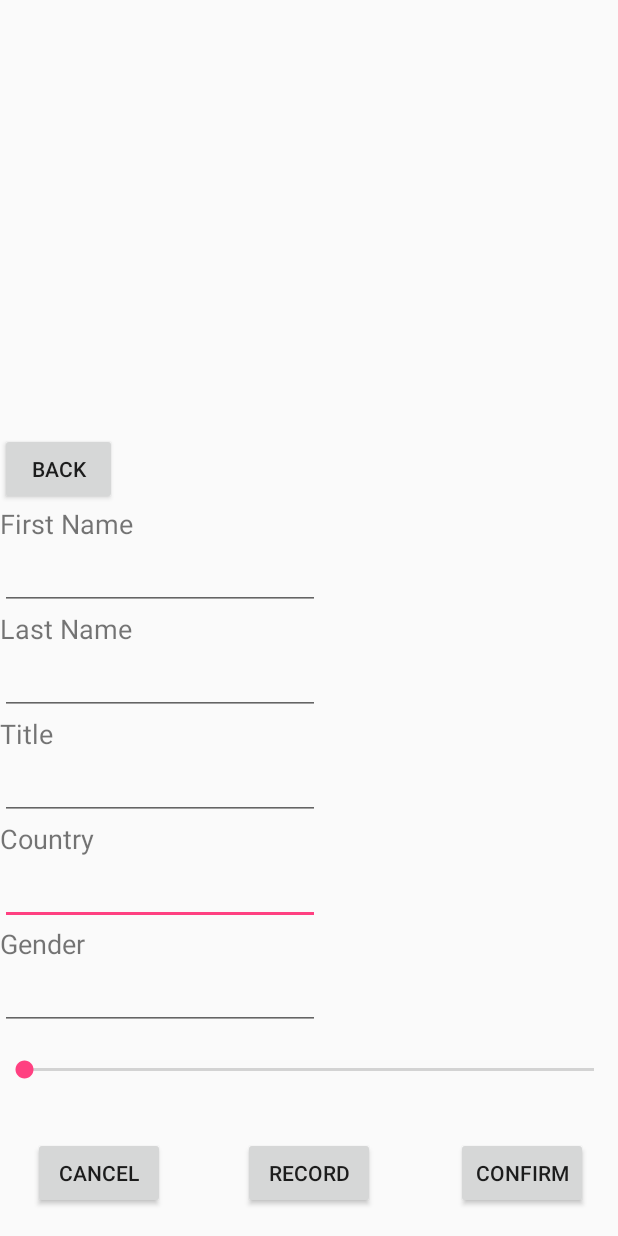
After one commit to niklaskhf/prono, an Android app: the layout contact_editor.xml on its own in the app's theme, with its tools: preview values and no code run, on a phone screen of 412 x 824 dp. The commit adds this screen. Run offline under Robolectric (Android 15) with nearby library versions, the light colour scheme and no system bars.

Commit message:
edited Home layout, added Settings Layout(not complete), added info_view_layout, added brief favorite_contacts_layout, added contact_viewer_layout, added contact_editor_layout

```diff
--- a/app/src/main/java/com/team16/sopra/sopra16team16/Item.java
+++ b/app/src/main/java/com/team16/sopra/sopra16team16/Item.java
@@ -10,13 +10,15 @@ public class Item {
     private String lastName;
     private String title;
     private String country;
+    private String gender;
 
 
-    public Item(String f, String l, String t, String c) {
+    public Item(String f, String l, String t, String c, String g) {
         this.firstName = f;
         this.lastName = l;
         this.title = t;
         this.country = c;
+        this.gender = g;
     }
 
 
@@ -35,4 +37,6 @@ public class Item {
     public String getCountry() {
         return country;
     }
+
+    public String getGender() { return gender;}
 }
--- a/app/src/main/java/com/team16/sopra/sopra16team16/ListAdapter.java
+++ b/app/src/main/java/com/team16/sopra/sopra16team16/ListAdapter.java
@@ -42,6 +42,7 @@ public class ListAdapter extends ArrayAdapter<Item> {
             TextView tt2 = (TextView) v.findViewById(R.id.list_lastname);
             TextView tt3 = (TextView) v.findViewById(R.id.list_title);
             TextView tt4 = (TextView) v.findViewById(R.id.list_country);
+            TextView tt5 = (TextView) v.findViewById(R.id.list_gender);
 
             if (tt1 != null) {
                 tt1.setText(p.getFirstName());
@@ -58,6 +59,10 @@ public class ListAdapter extends ArrayAdapter<Item> {
             if (tt4 != null) {
                 tt4.setText(p.getCountry());
             }
+
+            if (tt5 != null) {
+                tt2.setText(p.getGender());
+            }
         }
         return v;
     }
--- /dev/null
+++ b/app/src/main/res/layout/contact_editor.xml
@@ -0,0 +1,148 @@
+<?xml version="1.0" encoding="utf-8"?>
+<RelativeLayout xmlns:android="http://schemas.android.com/apk/res/android"
+    android:orientation="vertical" android:layout_width="match_parent"
+    android:layout_height="match_parent"
+    android:weightSum="1">
+
+    <Button
+        android:text="Confirm"
+        android:layout_width="wrap_content"
+        android:layout_height="wrap_content"
+        android:id="@+id/confirm_edit_button"
+        android:layout_weight="0.06"
+        android:layout_gravity="right"
+        android:layout_marginBottom="18dp"
+        android:layout_alignParentBottom="true"
+        android:layout_alignParentEnd="true"
+        android:layout_marginEnd="20dp" />
+
+    <Button
+        android:text="Record"
+        android:layout_width="wrap_content"
+        android:layout_height="wrap_content"
+        android:id="@+id/record_button"
+        android:layout_weight="0.06"
+        android:layout_gravity="center"
+        android:layout_alignBaseline="@+id/confirm_edit_button"
+        android:layout_alignBottom="@+id/confirm_edit_button"
+        android:layout_centerHorizontal="true" />
+
+    <Button
+        android:text="Cancel"
+        android:layout_width="wrap_content"
+        android:layout_height="wrap_content"
+        android:id="@+id/cancel_edit_button"
+        android:layout_weight="0.06"
+        android:layout_marginStart="22dp"
+        android:layout_alignBaseline="@+id/record_button"
+        android:layout_alignBottom="@+id/record_button"
+        android:layout_alignParentStart="true" />
+
+    <SeekBar
+        android:layout_width="match_parent"
+        android:layout_height="wrap_content"
+        android:id="@+id/audio_seekBar"
+        android:layout_above="@+id/confirm_edit_button"
+        android:layout_alignParentStart="true"
+        android:layout_marginBottom="36dp" />
+
+    <TextView
+        android:text="Gender"
+        android:layout_width="match_parent"
+        android:layout_height="wrap_content"
+        android:id="@+id/gender_text"
+        android:textSize="18dp"
+        android:layout_above="@+id/gender_edit"
+        android:layout_alignParentStart="true" />
+
+    <EditText
+        android:layout_width="wrap_content"
+        android:layout_height="wrap_content"
+        android:inputType="textPersonName"
+        android:ems="10"
+        android:id="@+id/country_edit"
+        android:layout_above="@+id/gender_text"
+        android:layout_alignParentStart="true" />
+
+    <TextView
+        android:text="Country"
+        android:layout_width="match_parent"
+        android:layout_height="wrap_content"
+        android:id="@+id/country_text"
+        android:textSize="18dp"
+        android:layout_above="@+id/country_edit"
+        android:layout_alignParentStart="true" />
+
+    <EditText
+        android:layout_width="wrap_content"
+        android:layout_height="wrap_content"
+        android:inputType="textPersonName"
+        android:ems="10"
+        android:id="@+id/titel_edit"
+        android:layout_above="@+id/country_text"
+        android:layout_alignParentStart="true" />
+
+    <TextView
+        android:text="Title"
+        android:layout_width="match_parent"
+        android:layout_height="wrap_content"
+        android:id="@+id/title_text"
+        android:textSize="18dp"
+        android:layout_above="@+id/titel_edit"
+        android:layout_alignParentStart="true" />
+
+    <EditText
+        android:layout_width="wrap_content"
+        android:layout_height="wrap_content"
+        android:inputType="textPersonName"
+        android:ems="10"
+        android:id="@+id/last_edit"
+        android:layout_above="@+id/title_text"
+        android:layout_alignParentStart="true" />
+
+    <TextView
+        android:text="Last Name"
+        android:layout_width="match_parent"
+        android:layout_height="wrap_content"
+        android:id="@+id/last_text"
+        android:textSize="18dp"
+        android:layout_above="@+id/last_edit"
+        android:layout_alignParentStart="true" />
+
+    <EditText
+        android:layout_width="wrap_content"
+        android:layout_height="wrap_content"
+        android:inputType="textPersonName"
+        android:ems="10"
+        android:id="@+id/gender_edit"
+        android:layout_marginBottom="17dp"
+        android:layout_above="@+id/audio_seekBar"
+        android:layout_alignParentStart="true" />
+
+    <EditText
+        android:layout_width="wrap_content"
+        android:layout_height="wrap_content"
+        android:inputType="textPersonName"
+        android:ems="10"
+        android:id="@+id/first_edit"
+        android:layout_above="@+id/last_text"
+        android:layout_alignParentStart="true" />
+
+    <TextView
+        android:text="First Name"
+        android:layout_width="match_parent"
+        android:layout_height="wrap_content"
+        android:id="@+id/first_text"
+        android:textSize="18sp"
+        android:layout_above="@+id/first_edit"
+        android:layout_alignParentStart="true" />
+
+    <Button
+        android:text="back"
+        android:layout_width="78dp"
+        android:layout_height="wrap_content"
+        android:id="@+id/back_button"
+        android:layout_above="@+id/first_text"
+        android:layout_alignParentStart="true" />
+
+</RelativeLayout>
--- a/build.gradle
+++ b/build.gradle
@@ -5,7 +5,7 @@ buildscript {
         jcenter()
     }
     dependencies {
-        classpath 'com.android.tools.build:gradle:2.2.1'
+        classpath 'com.android.tools.build:gradle:2.2.2'
 
         // NOTE: Do not place your application dependencies here; they belong
         // in the individual module build.gradle files
```
Also changed, not shown: app/src/main/java/com/team16/sopra/sopra16team16/HomeActivity.java (+18 -18 lines), app/src/main/res/layout/activity_home.xml (+0 -13 lines), app/src/main/res/layout/contact_item.xml (+9 -2 lines), app/src/main/res/layout/contact_viewer.xml (added, +131 -0 lines), app/src/main/res/layout/favorite_contants.xml (added, +91 -0 lines), app/src/main/res/layout/info_view.xml (added, +23 -0 lines), app/src/main/res/layout/menu_drawer.xml (+17 -5 lines), app/src/main/res/layout/settings_view.xml (added, +20 -0 lines), app/src/main/res/menu/navigation_menu_k.xml (added, +12 -0 lines), 5 other files.
